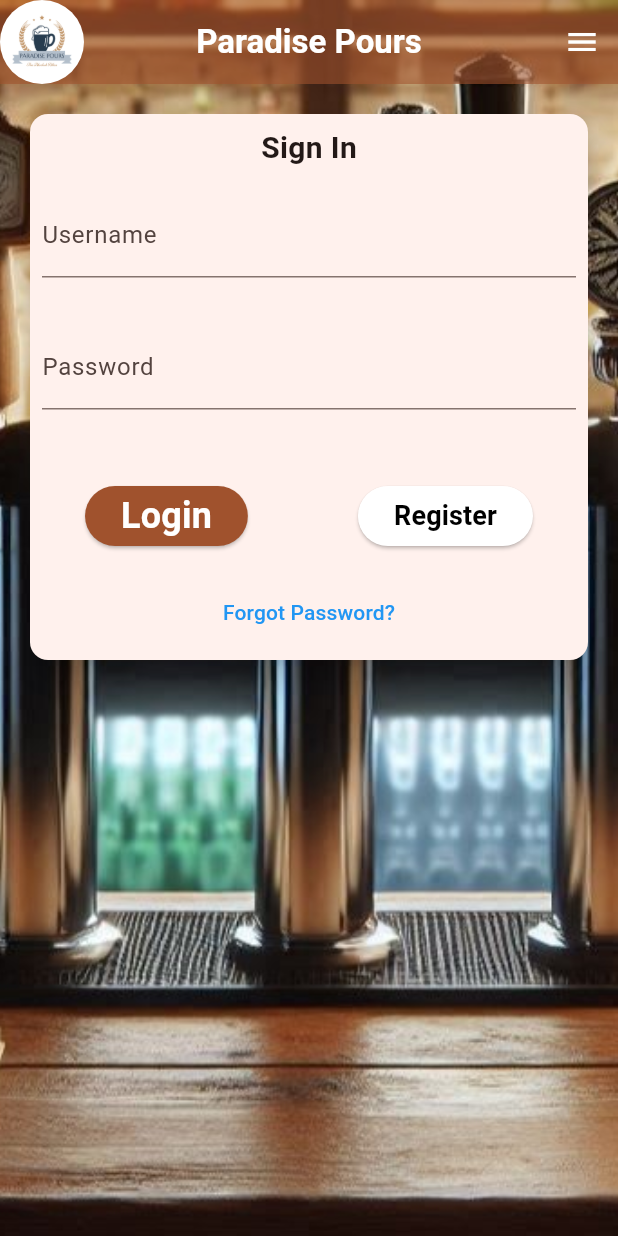
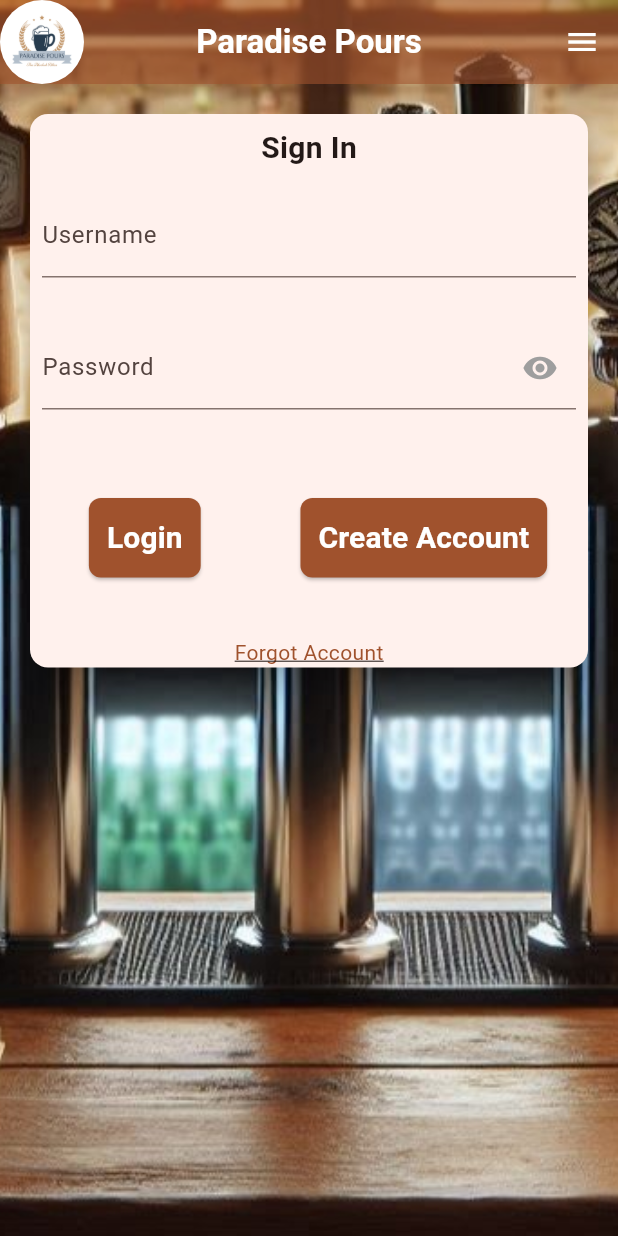
Before and after one commit to Almenorca/ParadisePoursMobileApp, a Flutter app: the screen it shows after launch, on a phone screen of 412 x 824 dp. Run offline on Flutter 3.47's test engine with Material 3 defaults, Android fonts, the phone set to English and light mode, and no system bars; our stand-ins replace shared_preferences.

Commit message:
Fixed typo on login

```diff
--- a/lib/pages/login.dart
+++ b/lib/pages/login.dart
@@ -1,10 +1,8 @@
 import 'package:flutter/material.dart';
 import 'dart:convert';
 import 'package:http/http.dart' as http;
-// import 'package:provider/provider.dart'; // Import the provider package
-
+import '../auth_service.dart';
 import '../navigation_menu.dart';
-// import '../components/user_provider.dart';
 
 class LoginPage extends StatefulWidget {
   const LoginPage({super.key});
@@ -100,10 +98,31 @@ class _LoginFormState extends State<LoginForm> {
   final TextEditingController usernameController =
       TextEditingController(); //Controllers inside class not widget to prevent textform from refreshing.
   final TextEditingController passwordController = TextEditingController();
+  bool hidePassword = true;
   String feedbackMessage = '';
 
+  bool validateForm() {
+    return usernameController.text.isNotEmpty &&
+         passwordController.text.isNotEmpty;
+  }
+
+  void togglePasswordVisibility() {
+    setState(() {
+      hidePassword = !hidePassword;
+    });
+  }
+
   Future<void> login() async {
-    var url = Uri.parse('http://localhost:5000/api/login');
+    var url = Uri.parse('http://paradise-pours-4be127640468.herokuapp.com/api/login');
+
+    if(!validateForm()){
+        setState(
+          () {
+            feedbackMessage = "All fields must be filled";
+          },
+        );
+      return;
+    }
 
     try {
       var response = await http.post(
@@ -121,16 +140,12 @@ class _LoginFormState extends State<LoginForm> {
 
       //Responses from backend
       if (response.statusCode == 200) {
-        print('Login Successful: ${response.body}');
+        var data = jsonDecode(response.body);
+        User user = User.fromJson(data['user']); // Save user data.
+        AuthService().saveUser(user);
         await Navigator.pushNamed(context, '/home');
-      } else if (response.statusCode == 401) {
-        var data = jsonDecode(response.body);
-        setState(
-          () {
-            feedbackMessage = data['error'];
-          },
-        );
-      } else {
+      }
+      else {
         var data = jsonDecode(response.body);
         setState(
           () {
@@ -153,12 +168,14 @@ class _LoginFormState extends State<LoginForm> {
     return _buildLoginForm();
   }
 
+
+  //Returns login form
   Widget _buildLoginForm() {
     return Column(
       mainAxisSize: MainAxisSize.min,
       children: [
-        const Padding(
-          padding: EdgeInsets.all(8.0),
+        Padding(
+          padding: const EdgeInsets.all(8.0),
           child: Text(
             'Sign In',
             style: TextStyle(fontWeight: FontWeight.bold, fontSize: 20),
@@ -168,79 +185,97 @@ class _LoginFormState extends State<LoginForm> {
           padding: const EdgeInsets.all(8.0),
           child: TextField(
             controller: usernameController,
-            decoration: const InputDecoration(labelText: 'Username'),
+            decoration: InputDecoration(labelText: 'Username'),
           ),
         ),
-        const SizedBox(height: 16.0),
+        SizedBox(height: 16.0),
         Padding(
           padding: const EdgeInsets.all(8.0),
           child: TextField(
-            obscureText: true,
+            obscureText: hidePassword,
             controller: passwordController,
-            decoration: const InputDecoration(labelText: 'Password'),
+              decoration: InputDecoration(
+                labelText: 'Password',
+                suffixIcon: IconButton(
+                  icon: Icon(
+                    hidePassword ? Icons.visibility : Icons.visibility_off,
+                    color: Colors.grey,
+                  ),
+                  onPressed: togglePasswordVisibility, // Toggle button pressed
                 ),
               ),
-        const SizedBox(height: 10.0),
+          ),
+        ),
+        SizedBox(height: 10.0),
         Text(
           feedbackMessage,
-          style: const TextStyle(
+          style: TextStyle(
             color: Colors.red,
           ),
         ),
         Row(
           mainAxisAlignment: MainAxisAlignment.spaceEvenly,
           children: [
+            //Login Button
+            Padding(
+              padding: const EdgeInsets.all(20.0),
+              child: ElevatedButton(
+                onPressed: login,
+                style: ElevatedButton.styleFrom(
+                    padding: EdgeInsets.all(12.0),
+                    backgroundColor: Color(0xFFA0522D),
+                    foregroundColor: Colors.white,
+                    shape: RoundedRectangleBorder(
+                      borderRadius: BorderRadius.circular(8.0),
+                    ),
+                ),
+                child: Text('Login',
+                style: TextStyle(fontWeight: FontWeight.bold, fontSize: 20),),
+              ),
+            ),
+            SizedBox(height: 8.0),
+            //Register Button
+            Column(
+              children: [
                 Padding(
                   padding: const EdgeInsets.all(8.0),
                   child: ElevatedButton(
-                onPressed: login,
+                    onPressed: (){
+                      Navigator.pushNamed(context,'/register');
+                    },
                     style: ElevatedButton.styleFrom(
-                  backgroundColor: const Color(0xffa0522d),
+                      padding: EdgeInsets.all(12.0),
+                      backgroundColor: Color(0xFFA0522D),
                       foregroundColor: Colors.white,
-                ),
-                child: const Text(
-                  'Login',
-                  style: TextStyle(fontWeight: FontWeight.bold, fontSize: 24),
+                      shape: RoundedRectangleBorder(
+                        borderRadius: BorderRadius.circular(8.0),
                       ),
                     ),
+                    child: Text('Create Account',
+                    style: TextStyle(fontWeight: FontWeight.bold, fontSize: 20),),
                   ),
-            const SizedBox(height: 8.0),
+                  ),
+                ],
+              ),
+            ],
+          ),
+          //Forget Account Link
           Padding(
-              padding: const EdgeInsets.all(8.0),
-              child: ElevatedButton(
-                onPressed: () {
-                  Navigator.pushNamed(context, '/register');
+            padding: const EdgeInsets.only(top: 20.0),
+            child: GestureDetector(
+              onTap: () {
+                  Navigator.pushNamed(context,'/recovery');
               },
-                style: ElevatedButton.styleFrom(
-                  backgroundColor: Colors.white,
-                  foregroundColor: Colors.black,
+              child: Text(
+                'Forgot Account',
+                style: TextStyle(
+                  color: Color(0xFFA0522D),
+                  decoration: TextDecoration.underline,
                 ),
-                child: const Text(
-                  'Register',
-                  style: TextStyle(fontWeight: FontWeight.bold, fontSize: 18),
               ),
             ),
           ),
       ],
-        ),
-        Row(
-          mainAxisAlignment: MainAxisAlignment.spaceEvenly,
-          children: [
-            Padding(
-              padding: const EdgeInsets.all(8.0),
-              child: TextButton(
-                onPressed: () {
-                  Navigator.pushNamed(context, '/recovery');
-                },
-                style: TextButton.styleFrom(
-                  foregroundColor: Colors.blue,
-                ),
-                child: const Text('Forgot Password?'),
-              ),
-            ),
-          ],
-        )
-      ],
       );
     }
 }
```
Lines whose indentation alone changed are shown as unchanged.
